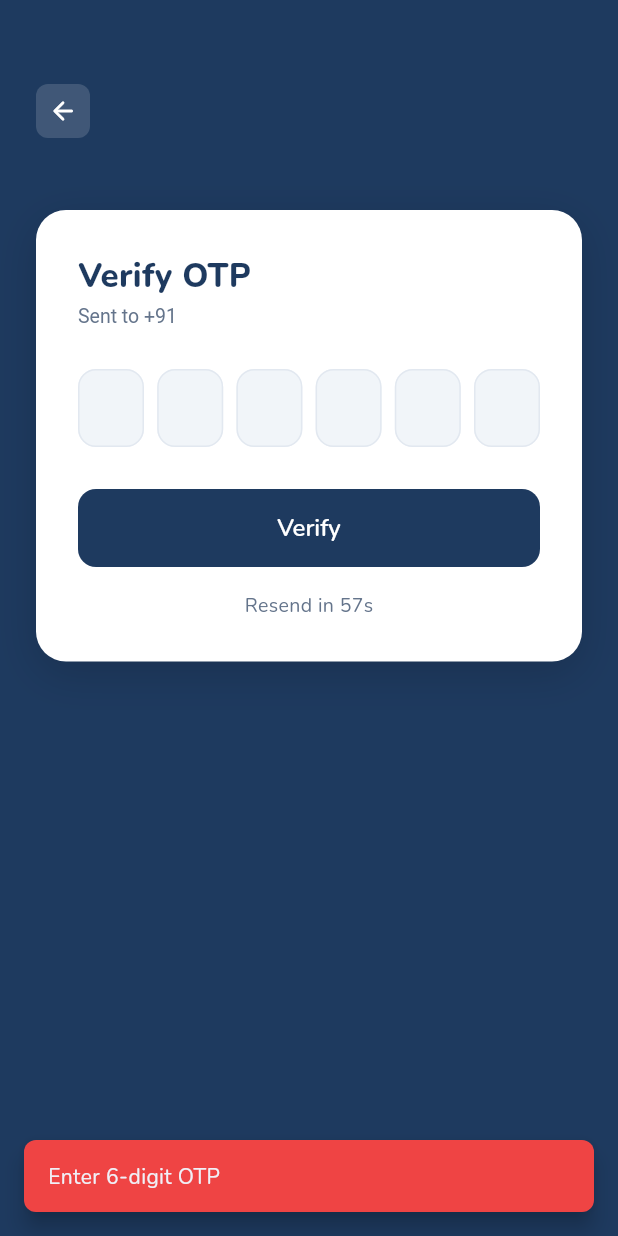
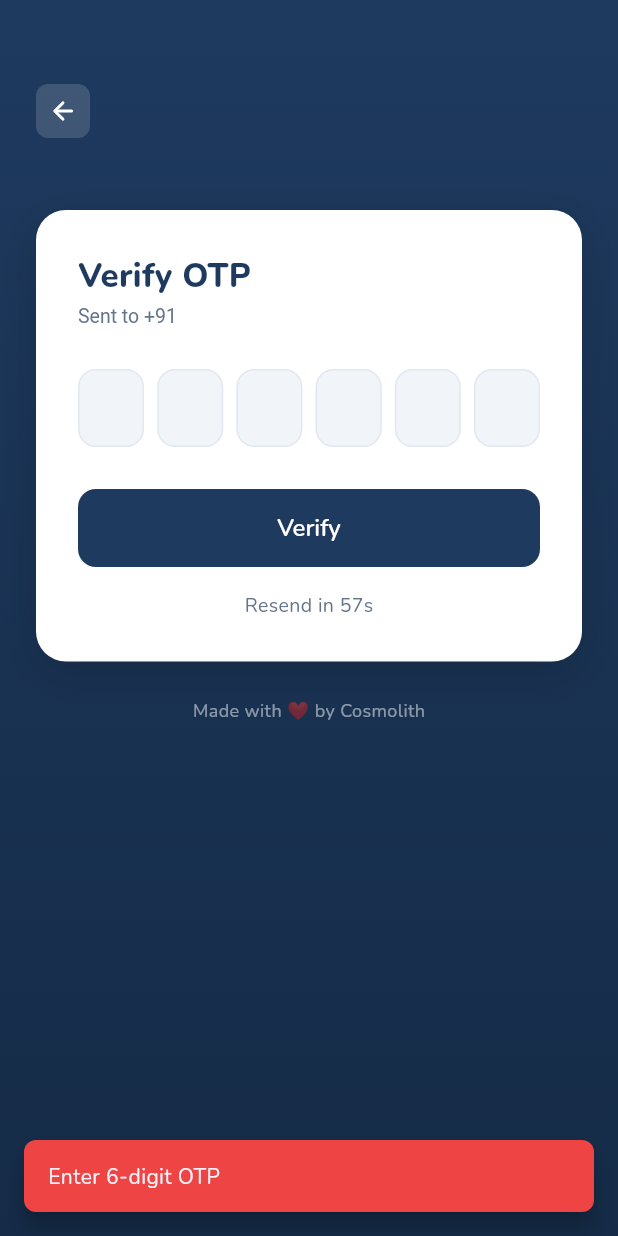
Before and after one commit to abhishekkumarrms/DormConnect, a Flutter app: the OtpVerifyScreen screen opened by its route, after a tap on "Verify", on a phone screen of 412 x 824 dp. Run offline on Flutter 3.47's test engine with Material 3 defaults, Android fonts, the phone set to English and light mode, and no system bars; our stand-ins replace audioplayers, cached_network_image, connectivity_plus, dio, firebase_core, firebase_messaging and 10 more; accounts and stored records are empty.

Commit message:
feat(student-app/auth): full-screen gradient on all auth screens + branding
- Phone, OTP screens: ConstrainedBox ensures gradient fills full viewport
- OTP screen: switched from flat primary bg to gradient (matches phone screen)
- All auth screens: "Made with ❤️ by Cosmolith" footer
- Enrollment steps: branding at bottom of each step page
- Pending approval: branding above logout button

Co-Authored-By: Claude Sonnet 4.6 <noreply@anthropic.com>

```diff
--- a/mobile/student_app/lib/features/auth/screens/otp_verify_screen.dart
+++ b/mobile/student_app/lib/features/auth/screens/otp_verify_screen.dart
@@ -93,11 +93,25 @@ class _OtpVerifyScreenState extends ConsumerState<OtpVerifyScreen> {
   Widget build(BuildContext context) {
     final auth = ref.watch(authProvider);
     return Scaffold(
-      backgroundColor: AppColors.primary,
       resizeToAvoidBottomInset: true,
-      body: SafeArea(
+      body: Container(
+        decoration: const BoxDecoration(
+          gradient: LinearGradient(
+            begin: Alignment.topCenter,
+            end: Alignment.bottomCenter,
+            colors: [AppColors.primary, AppColors.primaryDark],
+          ),
+        ),
+        child: SafeArea(
           child: SingleChildScrollView(
             padding: const EdgeInsets.all(24),
+            child: ConstrainedBox(
+              constraints: BoxConstraints(
+                minHeight: MediaQuery.of(context).size.height -
+                    MediaQuery.of(context).padding.top -
+                    MediaQuery.of(context).padding.bottom -
+                    48,
+              ),
               child: Column(
                 children: [
                   const SizedBox(height: 32),
@@ -205,7 +219,16 @@ class _OtpVerifyScreenState extends ConsumerState<OtpVerifyScreen> {
                     ),
                   ),
                   const SizedBox(height: 24),
+                  Text(
+                    'Made with ❤️ by Cosmolith',
+                    style: TextStyle(
+                        color: Colors.white.withOpacity(0.5),
+                        fontSize: 12),
+                  ),
+                  const SizedBox(height: 12),
                 ],
+              ),
+            ),
           ),
         ),
       ),
--- a/mobile/student_app/lib/features/auth/screens/pending_approval_screen.dart
+++ b/mobile/student_app/lib/features/auth/screens/pending_approval_screen.dart
@@ -136,6 +136,11 @@ class _PendingApprovalScreenState extends ConsumerState<PendingApprovalScreen> {
                   child: const Text('Logout',
                       style: TextStyle(color: AppColors.textSecondary)),
                 ),
+                const SizedBox(height: 4),
+                const Text(
+                  'Made with ❤️ by Cosmolith',
+                  style: TextStyle(color: AppColors.textTertiary, fontSize: 12),
+                ),
                 const SizedBox(height: 8),
               ],
             ),
```
Also changed, not shown: mobile/student_app/lib/features/auth/screens/enrollment_screen.dart (+16 -0 lines), mobile/student_app/lib/features/auth/screens/phone_input_screen.dart (+16 -1 lines). Lines whose indentation alone changed are shown as unchanged.
